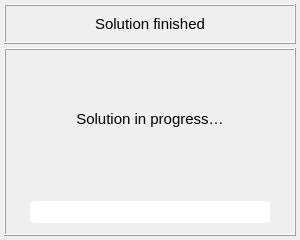
Qt form pulse/interface/ui_files/messages/solution_log.ui (open-pulse/OpenPulse) before a commit.
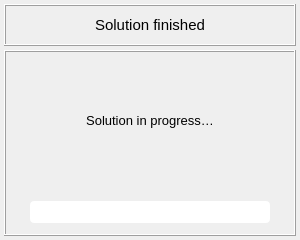
The same form after that commit. Icons and pictures are not drawn.

The edit to the form file:
```diff
--- a/pulse/interface/ui_files/messages/solution_log.ui
+++ b/pulse/interface/ui_files/messages/solution_log.ui
@@ -71,13 +71,13 @@
      <property name="minimumSize">
       <size>
        <width>0</width>
-       <height>40</height>
+       <height>42</height>
       </size>
      </property>
      <property name="maximumSize">
       <size>
        <width>600</width>
-       <height>40</height>
+       <height>42</height>
       </size>
      </property>
      <property name="frameShape">
@@ -165,7 +165,7 @@
         <property name="font">
          <font>
           <family>MS Shell Dlg 2</family>
-          <pointsize>11</pointsize>
+          <pointsize>10</pointsize>
           <weight>50</weight>
           <italic>false</italic>
           <bold>false</bold>
```
